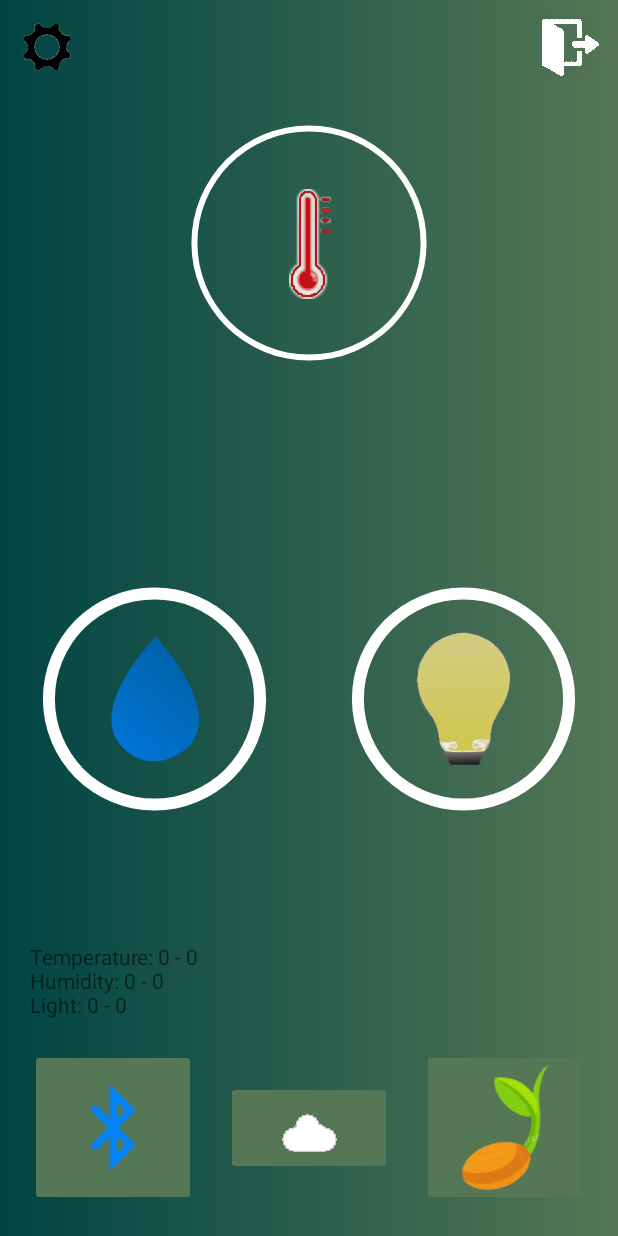
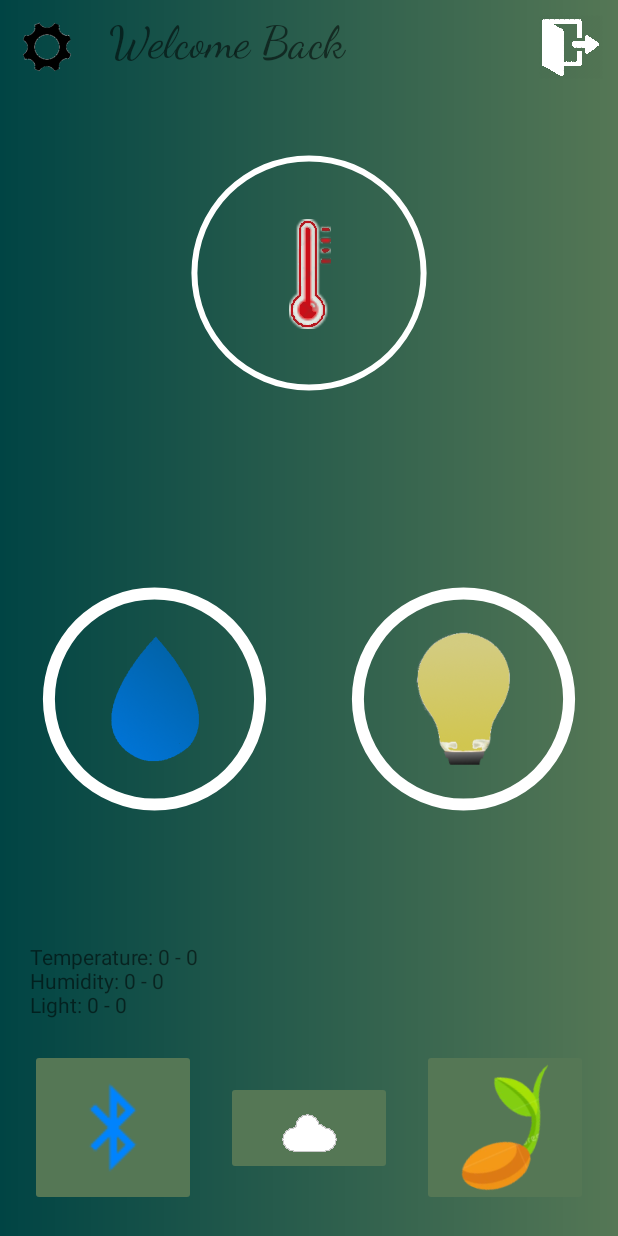
Before and after one commit to Gabriele-P03/Esame, an Android app: the MainActivity screen opened directly, with no data from a screen before it, on a phone screen of 412 x 824 dp. Run offline under Robolectric (Android 15) with nearby library versions, the phone set to English and light mode, and no system bars.

```diff
--- a/GreenHouse/app/build.gradle
+++ b/GreenHouse/app/build.gradle
@@ -39,4 +39,5 @@ dependencies {
     androidTestImplementation 'androidx.test.espresso:espresso-core:3.4.0'
     implementation fileTree(dir: 'libs', include: ['*.jar'])
     compileOnly 'com.google.android.wearable:wearable:2.6.0'
+    compile 'com.github.AnyChart:AnyChart-Android:0.0.3'
 }
--- a/GreenHouse/app/src/main/java/com/greenhouse/MainActivity.java
+++ b/GreenHouse/app/src/main/java/com/greenhouse/MainActivity.java
@@ -25,6 +25,8 @@ import android.widget.TextView;
 import android.widget.Toast;
 import androidx.appcompat.app.AppCompatActivity;
 import android.os.Bundle;
+import androidx.fragment.app.Fragment;
+import androidx.fragment.app.FragmentManager;
 import com.greenhouse.blt.BluetoothActivity;
 import com.greenhouse.cloud.DataBaseActivity;
 import com.greenhouse.settings.Settings;
@@ -48,11 +50,12 @@ public class MainActivity extends AppCompatActivity {
      */
     public static TextView[] textViews = new TextView[3];
 
-    private TextView valuesTV;
+    private TextView valuesTV, welcomeBackTV;
     private ImageButton bltButton, seedUpdateButton;
 
     private static Seed SEED;
 
+    private FragmentManager fragmentManager;
 
     @Override
     protected void onCreate(Bundle savedInstanceState) {
@@ -72,6 +75,11 @@ public class MainActivity extends AppCompatActivity {
         this.seedUpdateButton = findViewById(R.id.update_seed_button);
 
         SEED = Seed.readSeedFromFile(this.getApplicationContext());
+
+        this.welcomeBackTV = findViewById(R.id.welcome_back_msg);
+        this.welcomeBackTV.setText("Welcome Back\n" + Settings.username);
+
+        this.fragmentManager = this.getSupportFragmentManager();
     }
 
     /**
--- a/GreenHouse/app/src/main/java/com/greenhouse/cloud/DataBaseActivity.java
+++ b/GreenHouse/app/src/main/java/com/greenhouse/cloud/DataBaseActivity.java
@@ -28,7 +28,10 @@ import androidx.appcompat.app.AppCompatActivity;
 import android.os.Bundle;
 import androidx.constraintlayout.widget.ConstraintLayout;
 import androidx.constraintlayout.widget.ConstraintSet;
+import androidx.fragment.app.FragmentManager;
+import com.greenhouse.MainActivity;
 import com.greenhouse.R;
+import com.greenhouse.SeedActivity;
 import com.greenhouse.cloud.HttpRest.HttpRestConnection;
 import com.greenhouse.settings.Settings;
 
@@ -47,6 +50,8 @@ public class DataBaseActivity extends AppCompatActivity {
     private TextView[] tvs;
     private DatePicker datePicker;
 
+    private FragmentManager fragmentManager;
+
     @RequiresApi(api = Build.VERSION_CODES.Q)
     @Override
     protected void onCreate(Bundle savedInstanceState) {
@@ -54,6 +59,9 @@ public class DataBaseActivity extends AppCompatActivity {
         setContentView(R.layout.activity_data_base);
 
         this.loadComponents();
+
+        this.fragmentManager = this.getSupportFragmentManager();
+        //this.fragmentManager.beginTransaction().replace(R.id.db_layout, ).commit();
     }
 
 
--- a/GreenHouse/app/src/main/java/com/greenhouse/cloud/LoginRequest.java
+++ b/GreenHouse/app/src/main/java/com/greenhouse/cloud/LoginRequest.java
@@ -61,14 +61,12 @@ public class LoginRequest extends AsyncTask<String, String, String> {
                 return result;
             }
 
-        } catch (MalformedURLException e) {
+        } catch (IOException e) {
             e.printStackTrace();
             this.publishProgress(e.getMessage());
-        } catch (IOException e) {
-            e.printStackTrace();
+            return "-2";
         }
 
-        return "-1";
     }
 
     @Override
@@ -96,7 +94,7 @@ public class LoginRequest extends AsyncTask<String, String, String> {
                 e.printStackTrace();
             }
         }else if(s.equals("-2")){
-            Toast.makeText(context, "Server" + Settings.IP + ":" + Settings.port + "unreachable", Toast.LENGTH_SHORT).show();
+            //Toast.makeText(context, "Server " + Settings.IP + ":" + Settings.port + " unreachable", Toast.LENGTH_SHORT).show();
         }
     }
 }
--- a/GreenHouse/app/src/main/res/layout/activity_data_base.xml
+++ b/GreenHouse/app/src/main/res/layout/activity_data_base.xml
@@ -8,7 +8,6 @@
         android:layout_width="match_parent"
         android:layout_height="match_parent"
         tools:context=".cloud.DataBaseActivity">
-
 
     <!-- Info about db connection-->
     <TextView
@@ -165,4 +164,6 @@
             app:layout_constraintBottom_toBottomOf="parent"
             app:layout_constraintRight_toRightOf="parent"
             android:onClick="sendData"/>
+
+
 </androidx.constraintlayout.widget.ConstraintLayout>
--- a/GreenHouse/app/src/main/res/layout/activity_main.xml
+++ b/GreenHouse/app/src/main/res/layout/activity_main.xml
@@ -1,5 +1,6 @@
 <?xml version="1.0" encoding="utf-8"?>
 <androidx.constraintlayout.widget.ConstraintLayout
+        android:id="@+id/main_lay"
         android:orientation="vertical"
         android:background="@drawable/background"
         xmlns:android="http://schemas.android.com/apk/res/android"
@@ -24,7 +25,7 @@
             app:layout_constraintRight_toRightOf="parent"
             app:layout_constraintTop_toTopOf="parent"
             app:layout_constraintBottom_toTopOf="@id/humidity_progress_bar"
-            android:layout_marginTop="20dp"
+            android:layout_marginTop="40dp"
             android:layout_marginLeft="20dp"
             android:layout_marginRight="20dp"
     />
@@ -63,7 +64,7 @@
             app:layout_constraintTop_toBottomOf="@id/temperature_progress_bar"
             app:layout_constraintRight_toLeftOf="@id/light_progress_bar"
             app:layout_constraintBottom_toTopOf="@id/values_tv"
-            android:layout_marginTop="20dp"
+
             android:layout_marginLeft="20dp"
             android:layout_marginRight="20dp"
             android:layout_marginBottom="20dp"/>
@@ -102,7 +103,6 @@
             app:layout_constraintLeft_toRightOf="@id/humidity_progress_bar"
             app:layout_constraintTop_toBottomOf="@id/temperature_progress_bar"
             app:layout_constraintBottom_toTopOf="@id/values_tv"
-            android:layout_marginTop="20dp"
             android:layout_marginLeft="20dp"
             android:layout_marginRight="20dp"
             android:layout_marginBottom="20dp"/>
@@ -200,6 +200,22 @@
             android:onClick="openSettingsActivity"
     />
 
+    <!-- Welcome back msg-->
+    <TextView
+            android:fontFamily="cursive"
+            android:textSize="30dp"
+            android:id="@+id/welcome_back_msg"
+            android:layout_width="0dp"
+            android:layout_height="wrap_content"
+            app:layout_constraintLeft_toRightOf="@id/settings_bt"
+            app:layout_constraintRight_toLeftOf="@id/log_out_bt"
+            app:layout_constraintTop_toTopOf="parent"
+            android:layout_marginLeft="20dp"
+            android:layout_marginRight="20dp"
+            android:layout_marginTop="10dp"
+
+    />
+
     <!-- Log-Out Button -->
     <ImageButton
             android:background="@android:color/transparent"
--- a/GreenHouse/build.gradle
+++ b/GreenHouse/build.gradle
@@ -15,6 +15,7 @@ buildscript {
 allprojects {
     repositories {
         google()
+        maven { url 'https://jitpack.io' }
         jcenter()
     }
 }
```
